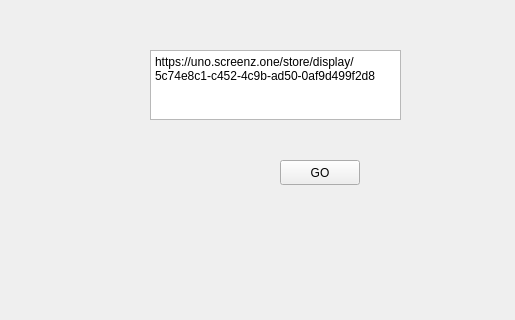
hcadri/szview, file mainwindow.ui: the form before one commit; both pictures show x 0 to 515 and y 0 to 320 of the 800 by 600 pixel window.
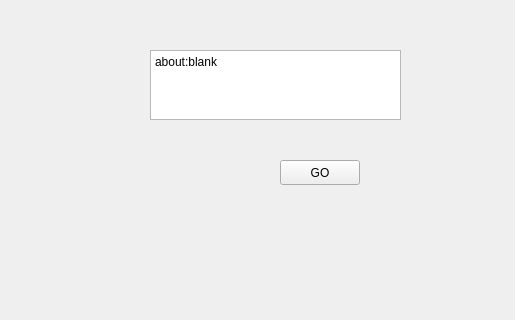
The form after the commit.

Diff of the .ui file:
```diff
--- a/mainwindow.ui
+++ b/mainwindow.ui
@@ -50,7 +50,7 @@
      </rect>
     </property>
     <property name="plainText">
-     <string>https://uno.screenz.one/store/display/5c74e8c1-c452-4c9b-ad50-0af9d499f2d8</string>
+     <string>about:blank</string>
     </property>
    </widget>
   </widget>
```
